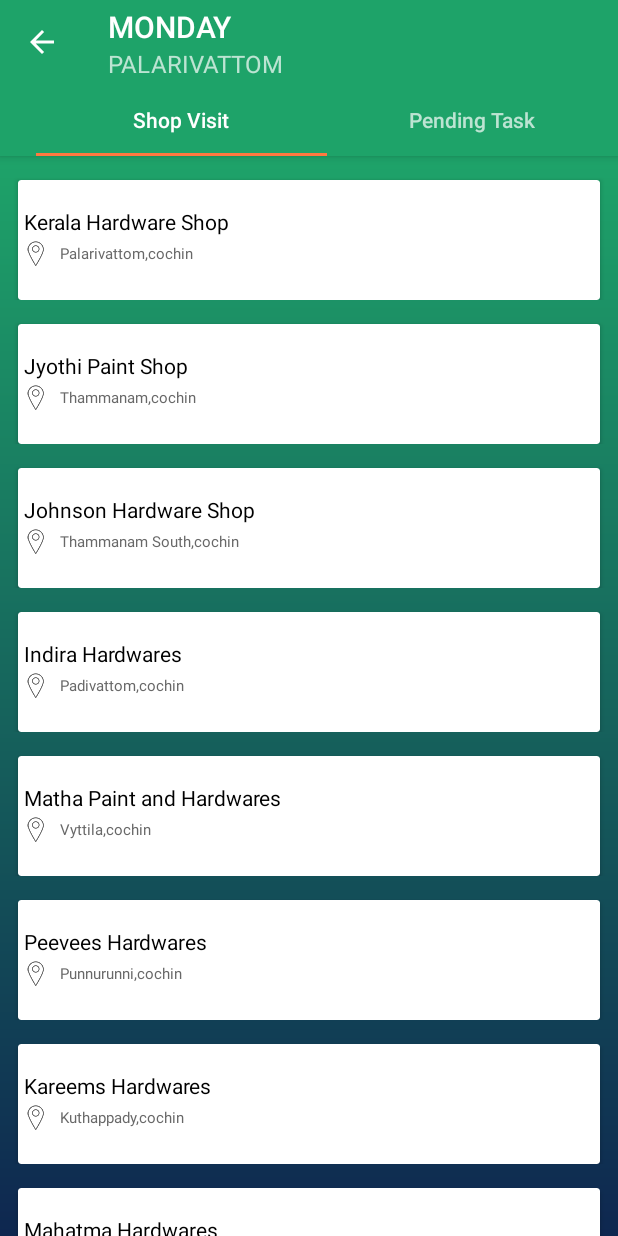
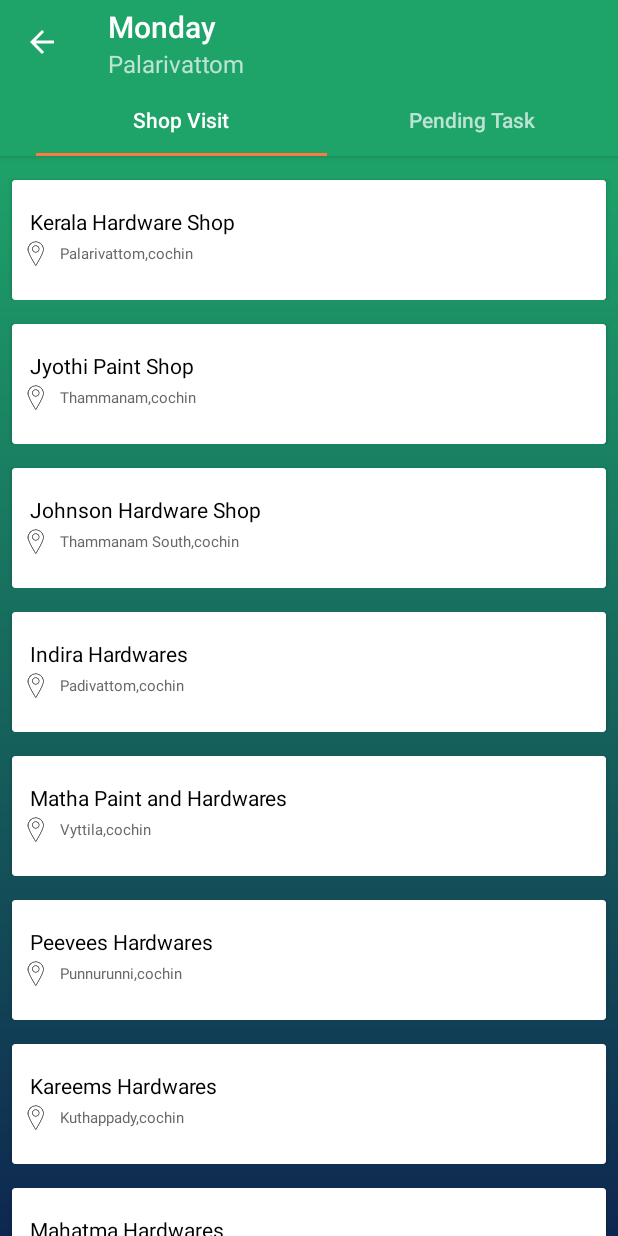
Before and after one commit to musthafatm/Tarbin_ol, an Android app: the ContentFragment screen opened directly, with no data from a screen before it, after a tap on "MONDAY", on a phone screen of 412 x 824 dp. Run offline under Robolectric (Android 15) with nearby library versions, the phone set to English and light mode, and no system bars.

Commit message:
Third commit for paddings and margins

```diff
--- a/app/src/main/java/com/iroid/tarbinol/ui/DashboardActivity.java
+++ b/app/src/main/java/com/iroid/tarbinol/ui/DashboardActivity.java
@@ -28,9 +28,12 @@ public class DashboardActivity extends AppCompatActivity {
         String day = extras.getString("DAY");
         String location = extras.getString("LOCATION");
 
+        String dayCamel = toCamelCase(day);
+        String locationCamel = toCamelCase(location);
 
-        getSupportActionBar().setTitle(day);
-        getSupportActionBar().setSubtitle(location);
+
+        getSupportActionBar().setTitle(dayCamel);
+        getSupportActionBar().setSubtitle(locationCamel);
 
         getSupportActionBar().setDisplayHomeAsUpEnabled(true);
 
@@ -61,4 +64,28 @@ public class DashboardActivity extends AppCompatActivity {
         adapter.addFragment(new PendingTaskFragment(),"Pending Task");
         viewPager.setAdapter(adapter);
     }
+
+// Below function is to convert a string to camel case
+    public static String toCamelCase(final String init) {
+        if (init==null)
+            return null;
+
+        final StringBuilder ret = new StringBuilder(init.length());
+
+        for (final String word : init.split(" ")) {
+            if (!word.isEmpty()) {
+                ret.append(word.substring(0, 1).toUpperCase());
+                ret.append(word.substring(1).toLowerCase());
+            }
+            if (!(ret.length()==init.length()))
+                ret.append(" ");
+        }
+
+        return ret.toString();
+    }
+
+
+
+
+
 }
--- a/app/src/main/java/com/iroid/tarbinol/ui/ExecutiveNameActivity.java
+++ b/app/src/main/java/com/iroid/tarbinol/ui/ExecutiveNameActivity.java
@@ -68,7 +68,12 @@ public class ExecutiveNameActivity extends AppCompatActivity
     @Override
     public boolean onCreateOptionsMenu(Menu menu) {
         // Inflate the menu; this adds items to the action bar if it is present.
+
+        //If we need settings button; uncomment the following
+
+/*
         getMenuInflater().inflate(R.menu.executive_name, menu);
+*/
         return true;
     }
 
--- a/app/src/main/res/layout/app_bar_executive_name.xml
+++ b/app/src/main/res/layout/app_bar_executive_name.xml
@@ -15,7 +15,7 @@
             android:id="@+id/toolbar"
             android:layout_width="match_parent"
             android:layout_height="?attr/actionBarSize"
-            android:background="@color/darkgreen"
+            android:background="@color/gradient_start"
             app:popupTheme="@style/AppTheme.PopupOverlay" />
 
 
--- a/app/src/main/res/layout/shop_visit_row_list.xml
+++ b/app/src/main/res/layout/shop_visit_row_list.xml
@@ -12,39 +12,45 @@
         android:layout_width="match_parent"
         android:layout_height="80dp"
         android:layout_gravity="center"
-        android:layout_marginStart="@dimen/margin_medium"
-        android:layout_marginEnd="@dimen/margin_medium"
+        android:layout_marginStart="@dimen/margin_small"
+        android:layout_marginEnd="@dimen/margin_small"
 
         android:layout_marginTop="@dimen/margin_normal"
-        card_view:cardBackgroundColor="#AA66CC"
+        card_view:cardBackgroundColor="@color/cardview_light_background"
         card_view:cardCornerRadius="4dp"
         card_view:cardElevation="10dp">
 
         <LinearLayout
             android:layout_width="match_parent"
             android:layout_height="match_parent"
-            android:orientation="horizontal">
+            android:orientation="horizontal"
+            android:layout_marginStart="@dimen/margin_very_small"
+            android:layout_marginEnd="@dimen/margin_very_small">
 
             <LinearLayout
-                android:layout_width="wrap_content"
+                android:layout_width="match_parent"
                 android:layout_height="wrap_content"
                 android:layout_gravity="center_vertical"
-                android:layout_weight="1"
+                android:layout_weight="5"
+                android:layout_marginEnd="@dimen/margin_very_small"
                 android:orientation="vertical">
+
+                //***************
+                //**************
 
                 <TextView
                     android:id="@+id/dashBoardShopName"
                     android:layout_width="match_parent"
                     android:layout_height="match_parent"
                     android:gravity="center_vertical"
-                    android:paddingStart="@dimen/padding_small"
+                    android:paddingStart="@dimen/padding_normal"
                     android:text="@string/keralahardwareshop"
                     android:textColor="@color/black"
                     android:textSize="@dimen/font_normal" />
 
                 <TextView
                     android:id="@+id/dashBoardLocation"
-                    android:layout_width="match_parent"
+                    android:layout_width="wrap_content"
                     android:layout_height="match_parent"
                     android:drawableLeft="@drawable/ic_place_localizer_white"
                     android:drawablePadding="@dimen/spacing_tiny"
@@ -61,7 +67,7 @@
                 android:layout_height="wrap_content"
                 android:visibility="invisible"
                 android:layout_gravity="center_vertical"
-                android:layout_weight="3"
+                android:layout_weight="0"
                 android:layout_marginBottom="@dimen/margin_small"
                 android:layout_marginTop="@dimen/margin_small"
                 android:orientation="vertical">
@@ -77,7 +83,7 @@
                     android:textColor="@color/black"
                     android:drawableRight="@drawable/ic_tick"
                     android:drawablePadding="@dimen/padding_normal"
-                    android:textSize="@dimen/font_normal" />
+                    android:textSize="@dimen/font_small" />
 
                 <LinearLayout
                     android:layout_width="wrap_content"
@@ -86,7 +92,7 @@
 
                 <TextView
                     android:id="@+id/tvTick_Date"
-                    android:layout_width="match_parent"
+                    android:layout_width="wrap_content"
                     android:layout_height="match_parent"
                     android:drawableLeft="@drawable/ic_calendar_white"
                     android:drawablePadding="@dimen/spacing_tiny"
@@ -96,7 +102,7 @@
 
                 <TextView
                     android:id="@+id/tvTick_Time"
-                    android:layout_width="match_parent"
+                    android:layout_width="wrap_content"
                     android:layout_height="match_parent"
                     android:drawableLeft="@drawable/ic_clock_white"
                     android:drawablePadding="@dimen/spacing_tiny"
```
Also changed, not shown: app/src/main/res/layout/activity_checkin.xml (+17 -6 lines), app/src/main/res/layout/content_executive_name.xml (+16 -3 lines).
